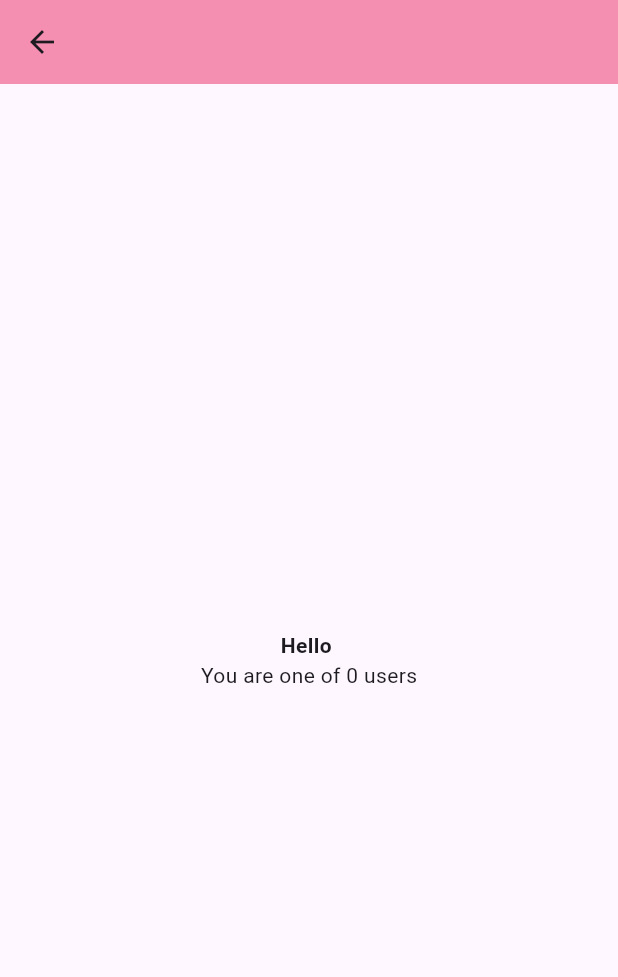
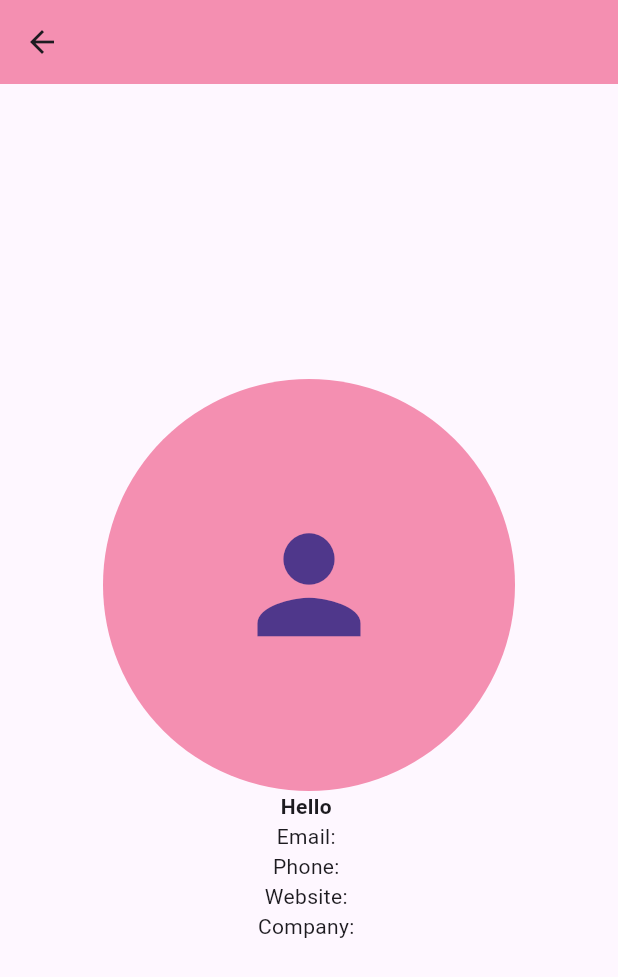
Before and after one commit to nhophucrious/cc_flutter_training, a Flutter app: the IndividualUserPage screen opened directly with empty values, on a phone screen of 412 x 824 dp. Shown: the top 977 px of the screen. Run offline on Flutter 3.47's test engine with Material 3 defaults, Android fonts, the phone set to English and light mode, and no system bars; our stand-ins replace dio, floor, get, retrofit, sqflite; accounts and stored records are empty; generated files the repository leaves out were written again; network calls fail.

```diff
--- /dev/null
+++ b/lib/app/routes/app_pages.dart
@@ -0,0 +1,30 @@
+
+import 'package:get/route_manager.dart';
+
+import '../../ui/views/home_page.dart';
+import '../../ui/views/individual_user_page.dart';
+import '../../ui/views/users_page.dart';
+
+part 'app_routes.dart';
+
+
+class AppPages {
+  AppPages._();
+
+  static const INITIAL = Routes.HOME;
+  static final routes = [
+    GetPage(
+      name: _Paths.HOME,
+      page: () => HomePage()
+    ),
+    GetPage(
+      name: _Paths.USERS,
+      page: () => UsersPage()
+    ),
+    GetPage(
+      name: _Paths.INDIVIDUAL_USER,
+      page: () => IndividualUserPage()
+    ),
+  ];
+
+}
--- /dev/null
+++ b/lib/app/routes/app_routes.dart
@@ -0,0 +1,15 @@
+part of 'app_pages.dart';
+
+abstract class Routes {
+  Routes_();
+
+  static const HOME = _Paths.HOME;
+  static const USERS = _Paths.USERS;
+  static const INDIVIDUAL_USER = _Paths.INDIVIDUAL_USER;
+}
+
+abstract class _Paths {
+  static const HOME = '/home';
+  static const USERS = '/users';
+  static const INDIVIDUAL_USER = '/individual-user';
+}
--- a/lib/ui/controllers/users_controller.dart
+++ b/lib/ui/controllers/users_controller.dart
@@ -26,9 +26,9 @@ class UsersController extends GetxController {
         users.assignAll(localUsers);
       } else {
         final fetchedUsers = await apiService.getUsers();
-        for (var user in fetchedUsers) {
+        /*for (var user in fetchedUsers) {
           await userDao.insertUser(user);
-        }
+        }*/
         users.assignAll(fetchedUsers);
         Get.snackbar('Success', 'Users fetched and saved successfully!',
             snackPosition: SnackPosition.BOTTOM, duration: const Duration(seconds: 2));
--- a/lib/ui/views/home_page.dart
+++ b/lib/ui/views/home_page.dart
@@ -1,3 +1,4 @@
+import 'package:cc_flutter_training/app/routes/app_pages.dart';
 import 'package:cc_flutter_training/ui/views/users_page.dart';
 import 'package:flutter/material.dart';
 import 'package:get/route_manager.dart';
@@ -16,9 +17,10 @@ class HomePage extends StatelessWidget {
             ListTile(
               iconColor: Colors.pink[200],
               leading: const Icon(Icons.person),
-              title: const Text('Users Page'),
+              title: const Text('Users'),
               onTap: () {
-                Get.to(() => const UsersPage());
+                Get.toNamed(Routes.USERS);
+                // Get.to(() => const UsersPage());
               },
             ),
           ],
--- a/lib/ui/views/individual_user_page.dart
+++ b/lib/ui/views/individual_user_page.dart
@@ -1,11 +1,10 @@
-import 'package:cc_flutter_training/ui/controllers/users_controller.dart';
 import 'package:flutter/material.dart';
 import 'package:get/get.dart';
 
 class IndividualUserPage extends StatelessWidget {
  IndividualUserPage({super.key});
 
- final UsersController usersController = Get.find();
+ //final UsersController usersController = Get.find();
 
   @override
   Widget build(BuildContext context) {
@@ -15,8 +14,16 @@ class IndividualUserPage extends StatelessWidget {
         child: Column(
           mainAxisAlignment: MainAxisAlignment.center,
           children: [
+            CircleAvatar(
+              radius: Get.width / 3,
+              backgroundColor: Colors.pink[200],
+              child: Icon(Icons.person, size: Get.width / 4),
+            ),
             Text('Hello ${Get.arguments.name}', style: const TextStyle(fontWeight: FontWeight.bold),),
-            Text('You are one of ${usersController.users.length} users'),
+            Text('Email: ${Get.arguments.email}'),
+            Text('Phone: ${Get.arguments.phone}'),
+            Text('Website: ${Get.arguments.website}'),
+            Text('Company: ${Get.arguments.company.name}'),
           ],))
     );
   }
```
Also changed, not shown: lib/main.dart (+6 -2 lines), lib/ui/views/users_page.dart (+12 -7 lines), 3 other files.
